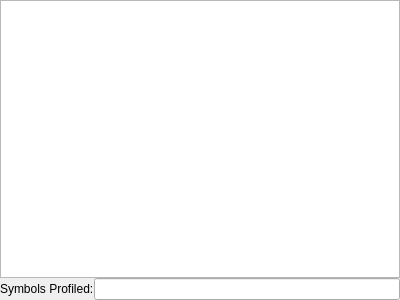
This is debugger/codeprofilerdockwidget.ui in christopherpow/nesicide as Qt 5 draws it before an edit. The edited form follows.
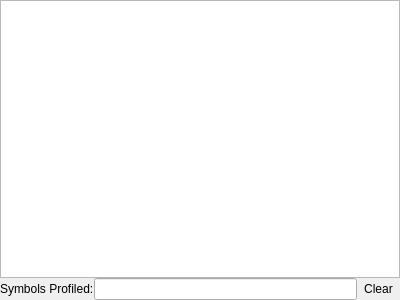
This is the edited form. Icons and pictures are not drawn.

Commit message: Adding PNG export capability for Graphics Banks.  Adding sort-by-column functionality to Code Profiler and Symbol Watch (WIP).  Adding mixed-mode debug capability in Code Editor, showing disassembly of C-language statements inline as annotations.  Fixing a bug in dbginfo.c where only the first C-language assembly-chunk is returned for any given line even though a C-language line can resolve to multiple assembly-chunks.  Renovating the Symbol Watch model a bit.

```diff
--- a/debugger/codeprofilerdockwidget.ui
+++ b/debugger/codeprofilerdockwidget.ui
@@ -83,7 +83,7 @@
      </widget>
     </item>
     <item row="1" column="0">
-     <layout class="QFormLayout" name="formLayout">
+     <layout class="QGridLayout" name="gridLayout_2">
       <item row="0" column="0">
        <widget class="QLabel" name="label">
         <property name="text">
@@ -98,6 +98,23 @@
         </property>
        </widget>
       </item>
+      <item row="0" column="2">
+       <widget class="QToolButton" name="clear">
+        <property name="toolTip">
+         <string>Clear Profile</string>
+        </property>
+        <property name="text">
+         <string>Clear</string>
+        </property>
+        <property name="icon">
+         <iconset resource="../resource.qrc">
+          <normaloff>:/resources/22_edit-clear.png</normaloff>:/resources/22_edit-clear.png</iconset>
+        </property>
+        <property name="autoRaise">
+         <bool>true</bool>
+        </property>
+       </widget>
+      </item>
      </layout>
     </item>
    </layout>
```
Left out of the diff: 7 changed lines with no effect on the pictures. The commit also changes 17 other files.
